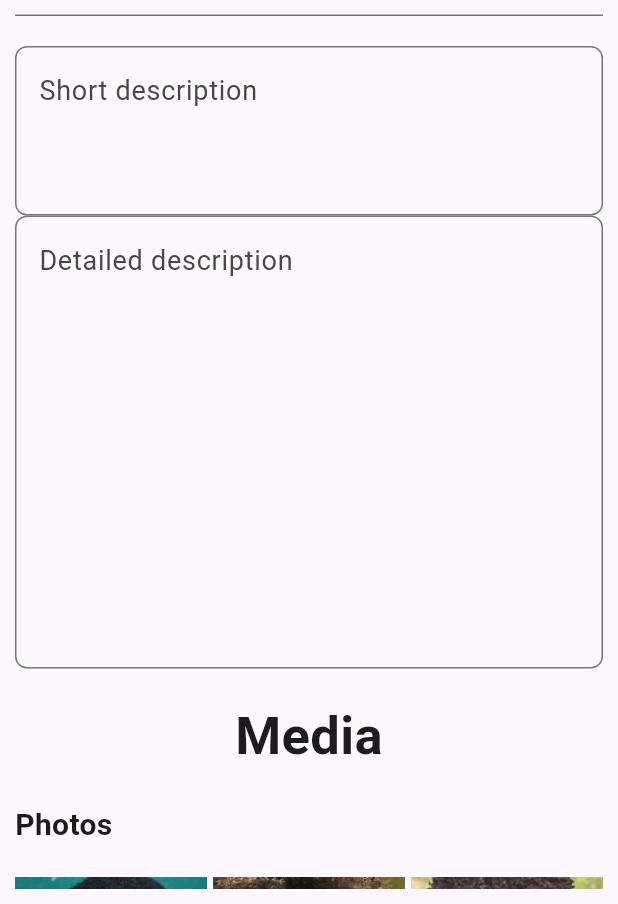
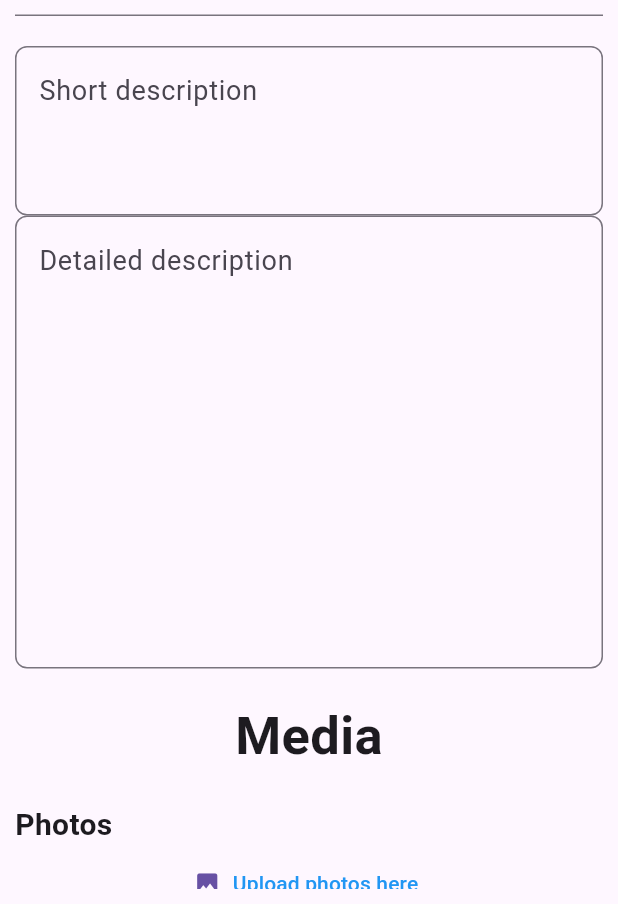
Before and after one commit to Ahmadu-Suleiman/CASE, a Flutter app: the CreateCase screen opened by its route, after a tap on "Add main image", on a phone screen of 412 x 824 dp, the part 332-1236 px from its top. Run offline on Flutter 3.47's test engine with Material 3 defaults, Android fonts, the light colour scheme and no system bars; our stand-ins replace animated_bottom_navigation_bar, image_picker.

Commit message:
added image picker for multiple images

```diff
--- a/lib/pages/create_case.dart
+++ b/lib/pages/create_case.dart
@@ -20,12 +20,11 @@ class _CreateCaseState extends State<CreateCase> {
 
   final ImagePicker _picker = ImagePicker();
   Image? image;
+  late List<XFile> photos = List.empty();
 
   void getMainImage() async {
     final XFile? image = await _picker.pickImage(
       source: ImageSource.gallery,
-      maxHeight: 250,
-      maxWidth: 250,
     );
 
     if (image != null) {
@@ -35,6 +34,14 @@ class _CreateCaseState extends State<CreateCase> {
         width: double.infinity,
         height: 250,
       );
+      setState(() {});
+    }
+  }
+
+  void getPhotos() async {
+    final List<XFile> photoList = await _picker.pickMultiImage();
+    if (photoList.isNotEmpty) {
+      photos.addAll(photoList);
       setState(() {});
     }
   }
@@ -140,14 +147,42 @@ class _CreateCaseState extends State<CreateCase> {
                 fontWeight: FontWeight.bold,
               ),
             ),
+
+            //photos here
+            TextButton.icon(
+              onPressed: () async {
+                getPhotos();
+              },
+              icon: const Icon(Icons.image),
+              label: const Text(
+                'Upload photos here',
+                style: TextStyle(
+                  fontSize: 14,
+                  color: Colors.blue,
+                ),
+              ),
+            ),
             const SizedBox(height: 20),
+            Container(
+              height: 600,
+              child: GridView.builder(
+                  shrinkWrap: true,
+                  gridDelegate: const SliverGridDelegateWithFixedCrossAxisCount(
+                      crossAxisCount: 3),
+                  itemBuilder: (context, index) => Image.file(
+                        File(photos[index].path),
+                        fit: BoxFit.cover,
+                        width: double.infinity,
+                        height: 250,
+                      )),
+            ),
             GridView.count(
               shrinkWrap: true,
               mainAxisSpacing: 4,
               crossAxisSpacing: 4,
               physics: const NeverScrollableScrollPhysics(),
               crossAxisCount: 3,
-              children: images
+              children: photos
                   .map((image) => Image.asset(
                         'assets/$image',
                         height: 150,
```
